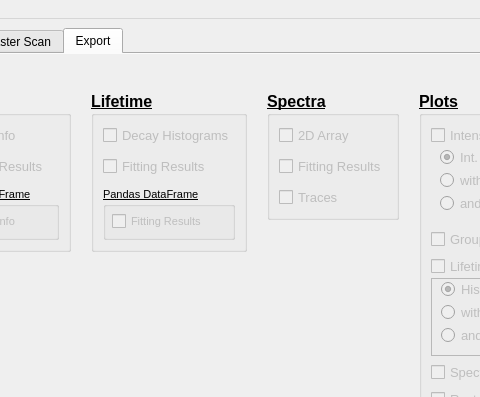
This is resources/ui/mainwindow.ui in BioPhysicsUP/Full_SMS as Qt 5 draws it before an edit; both pictures show x 517 to 997 and y 0 to 397 of the 1108 by 642 pixel window. The edited form follows.
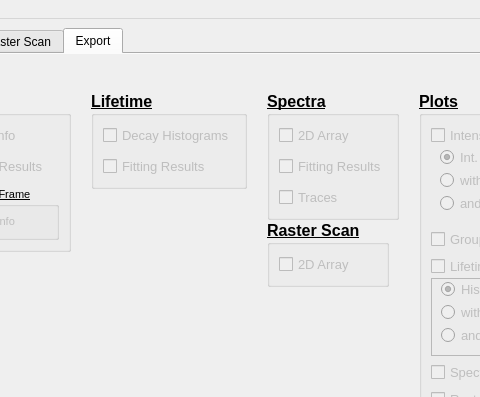
This is the edited form. Icons and pictures are not drawn. Custom widgets are drawn as their Qt base class.

Diff of the .ui file:
```diff
--- a/resources/ui/mainwindow.ui
+++ b/resources/ui/mainwindow.ui
@@ -2746,58 +2746,6 @@
                     </property>
                    </widget>
                   </item>
-                  <item>
-                   <widget class="QGroupBox" name="gbxDFLifetime">
-                    <property name="font">
-                     <font>
-                      <pointsize>8</pointsize>
-                      <weight>50</weight>
-                      <bold>false</bold>
-                      <underline>true</underline>
-                      <strikeout>false</strikeout>
-                     </font>
-                    </property>
-                    <property name="title">
-                     <string>Pandas DataFrame</string>
-                    </property>
-                    <layout class="QVBoxLayout" name="verticalLayout_21">
-                     <property name="spacing">
-                      <number>3</number>
-                     </property>
-                     <property name="leftMargin">
-                      <number>6</number>
-                     </property>
-                     <property name="topMargin">
-                      <number>6</number>
-                     </property>
-                     <property name="rightMargin">
-                      <number>6</number>
-                     </property>
-                     <property name="bottomMargin">
-                      <number>6</number>
-                     </property>
-                     <item>
-                      <widget class="QCheckBox" name="chbEx_DF_Lifetimes">
-                       <property name="enabled">
-                        <bool>false</bool>
-                       </property>
-                       <property name="font">
-                        <font>
-                         <pointsize>8</pointsize>
-                         <weight>50</weight>
-                         <bold>false</bold>
-                         <underline>false</underline>
-                         <strikeout>false</strikeout>
-                        </font>
-                       </property>
-                       <property name="text">
-                        <string>Fitting Results</string>
-                       </property>
-                      </widget>
-                     </item>
-                    </layout>
-                   </widget>
-                  </item>
                  </layout>
                 </widget>
                </item>
@@ -2961,6 +2909,59 @@
                  </layout>
                 </widget>
                </item>
+               <item>
+                <widget class="QGroupBox" name="gbxExport_Spectra_2">
+                 <property name="enabled">
+                  <bool>true</bool>
+                 </property>
+                 <property name="sizePolicy">
+                  <sizepolicy hsizetype="Fixed" vsizetype="Minimum">
+                   <horstretch>0</horstretch>
+                   <verstretch>0</verstretch>
+                  </sizepolicy>
+                 </property>
+                 <property name="minimumSize">
+                  <size>
+                   <width>0</width>
+                   <height>0</height>
+                  </size>
+                 </property>
+                 <property name="font">
+                  <font>
+                   <pointsize>12</pointsize>
+                   <weight>75</weight>
+                   <bold>true</bold>
+                   <underline>true</underline>
+                  </font>
+                 </property>
+                 <property name="title">
+                  <string>Raster Scan</string>
+                 </property>
+                 <layout class="QVBoxLayout" name="verticalLayout_21">
+                  <property name="spacing">
+                   <number>10</number>
+                  </property>
+                  <item>
+                   <widget class="QCheckBox" name="chbEx_Raster_Scan_2D">
+                    <property name="enabled">
+                     <bool>false</bool>
+                    </property>
+                    <property name="font">
+                     <font>
+                      <pointsize>10</pointsize>
+                      <weight>50</weight>
+                      <bold>false</bold>
+                      <underline>false</underline>
+                     </font>
+                    </property>
+                    <property name="text">
+                     <string>2D Array</string>
+                    </property>
+                   </widget>
+                  </item>
+                 </layout>
+                </widget>
+               </item>
                <item>
                 <spacer name="spcEx_Spectra">
                  <property name="orientation">
```
Left out of the diff: 22 changed lines with no effect on the pictures.
